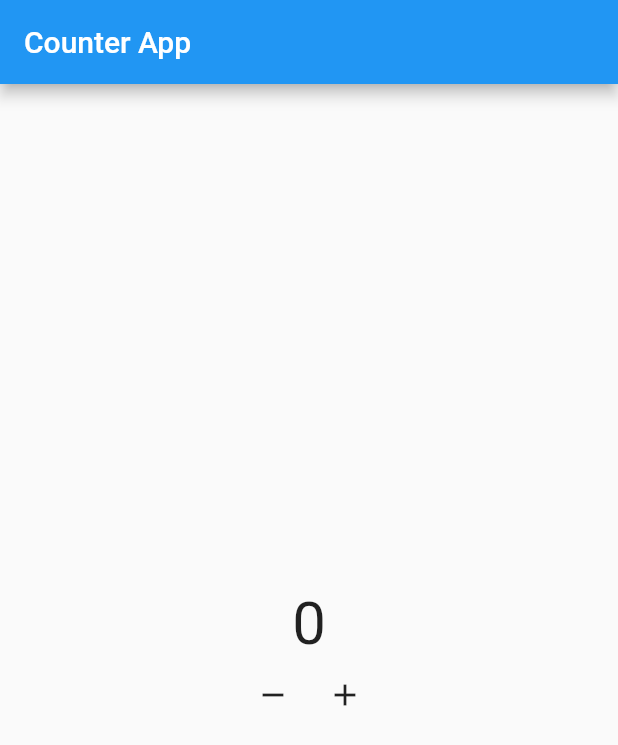
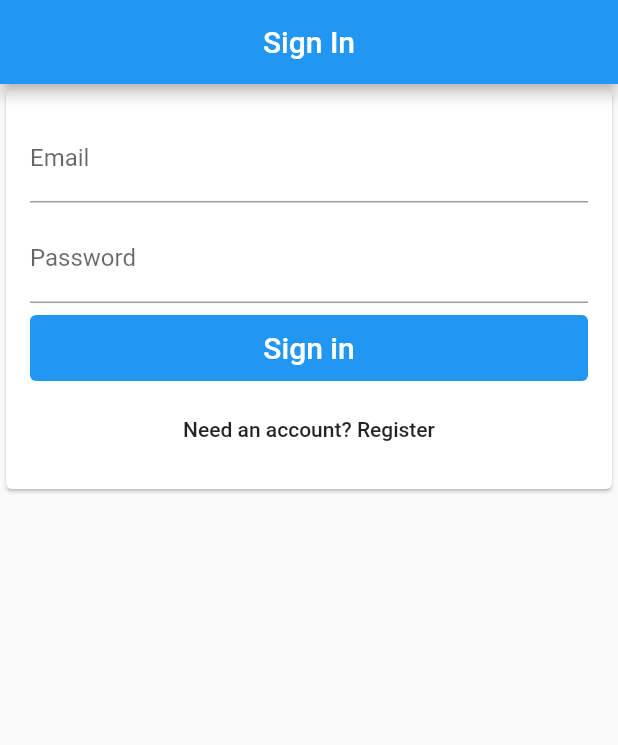
Before and after one commit to imrishuroy/Flutter-Bloc, a Flutter app: the screen it shows after launch, on a phone screen of 412 x 824 dp. Shown: the top 745 px of the screen. Run offline on Flutter 3.47's test engine with Material 2 defaults, Android fonts, the phone set to English and light mode, and no system bars; our stand-ins replace firebase_auth, firebase_core; accounts and stored records are empty.

Commit message:
Added EmailSignInModel and Bloc

```diff
--- /dev/null
+++ b/lib/blocs/email_sign_in_bloc.dart
@@ -0,0 +1,66 @@
+import 'dart:async';
+
+import 'package:flutter/material.dart';
+import 'package:login_bloc/models/email_sign_in_model.dart';
+import 'package:login_bloc/services/auth_service.dart';
+
+class EmailSignInBloc {
+  final AuthBase auth;
+  EmailSignInBloc({@required this.auth});
+
+  final StreamController<EmailSignInModel> _modelController =
+      StreamController<EmailSignInModel>();
+
+  Stream<EmailSignInModel> get modelStream => _modelController.stream;
+  EmailSignInModel _model = EmailSignInModel();
+
+  void toggleFormType() {
+    final formType = _model.formType == EmailSignInFormType.signIn
+        ? EmailSignInFormType.register
+        : EmailSignInFormType.signIn;
+    updateWith(
+      email: '',
+      password: '',
+      formType: formType,
+      isLoading: false,
+      submitted: false,
+    );
+  }
+
+  void updateEmail(String email) => updateWith(email: email);
+
+  void updatePassword(String password) => updateWith(password: password);
+
+  void updateWith({
+    String email,
+    String password,
+    EmailSignInFormType formType,
+    bool isLoading,
+    bool submitted,
+  }) {
+    // update model
+    _model = _model.copyWith(
+      email: email,
+      password: password,
+      formType: formType,
+      isLoading: isLoading,
+      submitted: submitted,
+    );
+    // add updated model to _modelcontroller
+    _modelController.add(_model);
+  }
+
+  void dispose() {
+    _modelController.close();
+  }
+
+  Future<void> submit() async {
+    updateWith(submitted: true, isLoading: true);
+    try {
+      await auth.createUserWithEmailAndPassword(_model.email, _model.password);
+    } catch (error) {
+      updateWith(isLoading: false);
+      rethrow;
+    }
+  }
+}
--- a/lib/cubit/counter_cubit.dart
+++ /dev/null
@@ -1,17 +0,0 @@
-import 'package:bloc/bloc.dart';
-import 'package:meta/meta.dart';
-
-part 'counter_state.dart';
-
-class CounterCubit extends Cubit<CounterState> {
-  CounterCubit()
-      : super(CounterState(
-          counterValue: 0,
-        ));
-
-  void increment() => emit(
-      CounterState(counterValue: state.counterValue + 1, wasIncremented: true));
-
-  void decrement() => emit(CounterState(
-      counterValue: state.counterValue - 1, wasIncremented: false));
-}
--- a/lib/cubit/counter_state.dart
+++ /dev/null
@@ -1,11 +0,0 @@
-part of 'counter_cubit.dart';
-
-class CounterState {
-  // this is the state of the app
-  int counterValue;
-  bool wasIncremented;
-  CounterState({
-    @required this.counterValue,
-    this.wasIncremented,
-  });
-}
--- a/lib/main.dart
+++ b/lib/main.dart
@@ -1,7 +1,9 @@
 import 'package:firebase_core/firebase_core.dart';
 import 'package:flutter/material.dart';
-import 'package:flutter_bloc/flutter_bloc.dart';
-import 'package:login_bloc/cubit/counter_cubit.dart';
+
+import 'package:login_bloc/services/auth_service.dart';
+import 'package:login_bloc/services/auth_wrapper.dart';
+import 'package:provider/provider.dart';
 
 void main() async {
   WidgetsFlutterBinding.ensureInitialized();
@@ -14,92 +16,12 @@ void main() async {
 class MyApp extends StatelessWidget {
   @override
   Widget build(BuildContext context) {
-    return BlocProvider<CounterCubit>(
-      create: (context) => CounterCubit(),
+    return Provider<AuthBase>(
+      create: (context) => Auth(),
       child: MaterialApp(
         debugShowCheckedModeBanner: false,
-        home: CounterAppScreen(),
+        home: AuthWrapper(),
       ),
     );
   }
 }
-
-class CounterAppScreen extends StatelessWidget {
-  @override
-  Widget build(BuildContext context) {
-    return Scaffold(
-      appBar: AppBar(
-        title: Text('Counter App'),
-      ),
-      body:
-
-          //  BlocListener<CounterCubit, CounterState>(
-          //   listener: (context, state) {
-          //     if (state.wasIncremented == true) {
-          //       Scaffold.of(context).showSnackBar(SnackBar(
-          //         content: Text('Incremented'),
-          //         duration: Duration(milliseconds: 300),
-          //       ));
-          //     } else {
-          //       Scaffold.of(context).showSnackBar(
-          //         SnackBar(
-          //           content: Text('Decremented'),
-          //           duration: Duration(milliseconds: 300),
-          //         ),
-          //       );
-          //     }
-          //   },
-          //   child:
-
-          Column(
-        mainAxisAlignment: MainAxisAlignment.center,
-        children: [
-          BlocConsumer<CounterCubit, CounterState>(
-            builder: (context, state) {
-              return Text(
-                '${state.counterValue}',
-                style: TextStyle(
-                  fontSize: 40.0,
-                ),
-              );
-            },
-            listener: (context, state) {
-              if (state.wasIncremented == true) {
-                ScaffoldMessenger.of(context).showSnackBar(
-                  SnackBar(
-                    content: Text('Incremented'),
-                    duration: Duration(milliseconds: 300),
-                  ),
-                );
-              } else {
-                ScaffoldMessenger.of(context).showSnackBar(
-                  SnackBar(
-                    content: Text('Decremented'),
-                    duration: Duration(milliseconds: 300),
-                  ),
-                );
-              }
-            },
-          ),
-          Row(
-            mainAxisAlignment: MainAxisAlignment.center,
-            children: [
-              IconButton(
-                icon: Icon(Icons.remove),
-                onPressed: () {
-                  BlocProvider.of<CounterCubit>(context).decrement();
-                },
-              ),
-              IconButton(
-                icon: Icon(Icons.add),
-                onPressed: () {
-                  BlocProvider.of<CounterCubit>(context).increment();
-                },
-              )
-            ],
-          ),
-        ],
-      ),
-    );
-  }
-}
--- /dev/null
+++ b/lib/models/email_sign_in_model.dart
@@ -0,0 +1,84 @@
+import 'dart:ui';
+
+import 'package:login_bloc/services/validators.dart';
+
+enum EmailSignInFormType { signIn, register }
+
+class EmailSignInModel with EmailAndPasswordValidators {
+  EmailSignInModel({
+    this.email = '',
+    this.password = '',
+    this.formType = EmailSignInFormType.signIn,
+    this.isLoading = false,
+    this.submitted = false,
+  });
+  final String email;
+  final String password;
+  final EmailSignInFormType formType;
+  final bool isLoading;
+  final bool submitted;
+
+  String get primaryButtonText {
+    return formType == EmailSignInFormType.signIn
+        ? 'Sign in'
+        : 'Create an account';
+  }
+
+  String get secondaryButtonText {
+    return formType == EmailSignInFormType.signIn
+        ? 'Need an account? Register'
+        : 'Have an account? Sign in';
+  }
+
+  bool get canSubmit {
+    return emailValidator.isValid(email) &&
+        passwordValidator.isValid(password) &&
+        !isLoading;
+  }
+
+  String get passwordErrorText {
+    bool showErrorText = submitted && !passwordValidator.isValid(password);
+    return showErrorText ? invalidPasswordErrorText : null;
+  }
+
+  String get emailErrorText {
+    bool showErrorText = submitted && !emailValidator.isValid(email);
+    return showErrorText ? invalidEmailErrorText : null;
+  }
+
+  EmailSignInModel copyWith({
+    String email,
+    String password,
+    EmailSignInFormType formType,
+    bool isLoading,
+    bool submitted,
+  }) {
+    return EmailSignInModel(
+      email: email ?? this.email,
+      password: password ?? this.password,
+      formType: formType ?? this.formType,
+      isLoading: isLoading ?? this.isLoading,
+      submitted: submitted ?? this.submitted,
+    );
+  }
+
+  @override
+  int get hashCode =>
+      hashValues(email, password, formType, isLoading, submitted);
+
+  @override
+  bool operator ==(other) {
+    if (identical(this, other)) return true;
+    if (runtimeType != other.runtimeType) return false;
+    final EmailSignInModel otherModel = other;
+    return email == otherModel.email &&
+        password == otherModel.password &&
+        formType == otherModel.formType &&
+        isLoading == otherModel.isLoading &&
+        submitted == otherModel.submitted;
+  }
+
+  @override
+  String toString() =>
+      'email: $email, password: $password, formType: $formType, isLoading: $isLoading, submitted: $submitted';
+}
--- /dev/null
+++ b/lib/screens/email_sigin_form_bloc_based.dart
@@ -0,0 +1,141 @@
+import 'package:firebase_auth/firebase_auth.dart';
+import 'package:flutter/material.dart';
+import 'package:flutter/services.dart';
+import 'package:login_bloc/blocs/email_sign_in_bloc.dart';
+import 'package:login_bloc/models/email_sign_in_model.dart';
+import 'package:login_bloc/services/auth_service.dart';
+import 'package:login_bloc/widgets/form_submit_button.dart';
+import 'package:provider/provider.dart';
+
+class EmailSignInFormBlocBased extends StatefulWidget {
+  EmailSignInFormBlocBased({@required this.bloc});
+  final EmailSignInBloc bloc;
+
+  static Widget create(BuildContext context) {
+    final auth = Provider.of<AuthBase>(context, listen: false);
+    return Provider<EmailSignInBloc>(
+      create: (_) => EmailSignInBloc(auth: auth),
+      child: Consumer<EmailSignInBloc>(
+        builder: (_, bloc, __) => EmailSignInFormBlocBased(bloc: bloc),
+      ),
+      dispose: (_, bloc) => bloc.dispose(),
+    );
+  }
+
+  @override
+  _EmailSignInFormBlocBasedState createState() =>
+      _EmailSignInFormBlocBasedState();
+}
+
+class _EmailSignInFormBlocBasedState extends State<EmailSignInFormBlocBased> {
+  final TextEditingController _emailController = TextEditingController();
+  final TextEditingController _passwordController = TextEditingController();
+  final FocusNode _emailFocusNode = FocusNode();
+  final FocusNode _passwordFocusNode = FocusNode();
+
+  @override
+  void dispose() {
+    _emailController.dispose();
+    _passwordController.dispose();
+    _emailFocusNode.dispose();
+    _passwordFocusNode.dispose();
+    super.dispose();
+  }
+
+  Future<void> _submit() async {
+    try {
+      await widget.bloc.submit();
+      Navigator.of(context).pop();
+    } on FirebaseAuthException catch (e) {
+      // showExceptionAlertDialog(
+      //   context,
+      //   title: 'Sign in failed',
+      //   exception: e,
+      // );
+    }
+  }
+
+  void _emailEditingComplete(EmailSignInModel model) {
+    final newFocus = model.emailValidator.isValid(model.email)
+        ? _passwordFocusNode
+        : _emailFocusNode;
+    FocusScope.of(context).requestFocus(newFocus);
+  }
+
+  void _toggleFormType() {
+    widget.bloc.toggleFormType();
+    _emailController.clear();
+    _passwordController.clear();
+  }
+
+  List<Widget> _buildChildren(EmailSignInModel model) {
+    return [
+      _buildEmailTextField(model),
+      SizedBox(height: 8.0),
+      _buildPasswordTextField(model),
+      SizedBox(height: 8.0),
+      FormSubmitButton(
+        text: model.primaryButtonText,
+        onPressed: model.canSubmit ? _submit : null,
+      ),
+      SizedBox(height: 8.0),
+      FlatButton(
+        child: Text(model.secondaryButtonText),
+        onPressed: !model.isLoading ? _toggleFormType : null,
+      ),
+    ];
+  }
+
+  TextField _buildPasswordTextField(EmailSignInModel model) {
+    return TextField(
+      controller: _passwordController,
+      focusNode: _passwordFocusNode,
+      decoration: InputDecoration(
+        labelText: 'Password',
+        errorText: model.passwordErrorText,
+        enabled: model.isLoading == false,
+      ),
+      obscureText: true,
+      textInputAction: TextInputAction.done,
+      onChanged: widget.bloc.updatePassword,
+      onEditingComplete: _submit,
+    );
+  }
+
+  TextField _buildEmailTextField(EmailSignInModel model) {
+    return TextField(
+      controller: _emailController,
+      focusNode: _emailFocusNode,
+      decoration: InputDecoration(
+        labelText: 'Email',
+        hintText: 'test@test.com',
+        errorText: model.emailErrorText,
+        enabled: model.isLoading == false,
+      ),
+      autocorrect: false,
+      keyboardType: TextInputType.emailAddress,
+      textInputAction: TextInputAction.next,
+      onChanged: widget.bloc.updateEmail,
+      onEditingComplete: () => _emailEditingComplete(model),
+    );
+  }
+
+  @override
+  Widget build(BuildContext context) {
+    return StreamBuilder<EmailSignInModel>(
+      stream: widget.bloc.modelStream,
+      initialData: EmailSignInModel(),
+      builder: (context, snapshot) {
+        final EmailSignInModel model = snapshot.data;
+        return Padding(
+          padding: const EdgeInsets.all(16.0),
+          child: Column(
+            crossAxisAlignment: CrossAxisAlignment.stretch,
+            mainAxisSize: MainAxisSize.min,
+            children: _buildChildren(model),
+          ),
+        );
+      },
+    );
+  }
+}
--- /dev/null
+++ b/lib/screens/sign_in_page.dart
@@ -0,0 +1,19 @@
+import 'package:flutter/material.dart';
+import 'package:login_bloc/screens/email_sigin_form_bloc_based.dart';
+
+class SignInPage extends StatelessWidget {
+  @override
+  Widget build(BuildContext context) {
+    return Scaffold(
+      appBar: AppBar(
+        centerTitle: true,
+        title: Text('Sign In'),
+      ),
+      body: SingleChildScrollView(
+        child: Card(
+          child: EmailSignInFormBlocBased.create(context),
+        ),
+      ),
+    );
+  }
+}
--- a/lib/services/auth_wrapper.dart
+++ b/lib/services/auth_wrapper.dart
@@ -1,5 +1,5 @@
 import 'package:flutter/material.dart';
-import 'package:login_bloc/screens/create_new_account_screen.dart';
+import 'package:login_bloc/screens/sign_in_page.dart';
 import 'package:login_bloc/screens/succuss_screen.dart';
 import 'package:login_bloc/services/auth_service.dart';
 import 'package:provider/provider.dart';
@@ -14,7 +14,7 @@ class AuthWrapper extends StatelessWidget {
         if (snapshot.connectionState == ConnectionState.active) {
           AppUser user = snapshot.data;
           if (user == null) {
-            return CreateNewAccount();
+            return SignInPage();
           } else {
             return SuccussScreen();
           }
--- /dev/null
+++ b/lib/services/validators.dart
@@ -0,0 +1,20 @@
+abstract class StringValidator {
+  bool isValid(String value);
+}
+
+class NonEmptyStringValidator implements StringValidator {
+  @override
+  bool isValid(String value) {
+    if (value == null) {
+      return false;
+    }
+    return value.isNotEmpty;
+  }
+}
+
+class EmailAndPasswordValidators {
+  final StringValidator emailValidator = NonEmptyStringValidator();
+  final StringValidator passwordValidator = NonEmptyStringValidator();
+  final String invalidEmailErrorText = 'Email can\'t be empty';
+  final String invalidPasswordErrorText = 'Password can\'t be empty';
+}
--- /dev/null
+++ b/lib/widgets/form_submit_button.dart
@@ -0,0 +1,18 @@
+import 'package:flutter/material.dart';
+import 'package:login_bloc/widgets/custom_raised_button.dart';
+
+class FormSubmitButton extends CustomRaisedButton {
+  FormSubmitButton({
+    @required String text,
+    VoidCallback onPressed,
+  }) : super(
+          child: Text(
+            text,
+            style: TextStyle(color: Colors.white, fontSize: 20.0),
+          ),
+          height: 44.0,
+          color: Colors.blue,
+          borderRadius: 4.0,
+          onPressed: onPressed,
+        );
+}
--- a/pubspec.yaml
+++ b/pubspec.yaml
@@ -23,11 +23,13 @@ environment:
 dependencies:
   flutter:
     sdk: flutter
+  bloc_test: any
   cupertino_icons: ^1.0.2
   firebase_auth: ^1.0.0
   firebase_core: ^1.0.0
   flutter_bloc: any
   provider: ^5.0.0
+  test: any
 
 dev_dependencies:
   flutter_test:
```
Also changed, not shown: lib/blocs/bloc.dart (deleted, +0 -23 lines), lib/blocs/provider.dart (deleted, +0 -14 lines), lib/blocs/validators.dart (deleted, +0 -23 lines), lib/screens/create_new_account_screen.dart (deleted, +0 -12 lines), lib/screens/login_screen.dart (deleted, +0 -72 lines), lib/src/app.dart (deleted, +0 -15 lines), lib/widgets/custom_raised_button.dart (added, +36 -0 lines), pubspec.lock, 1 other file.
